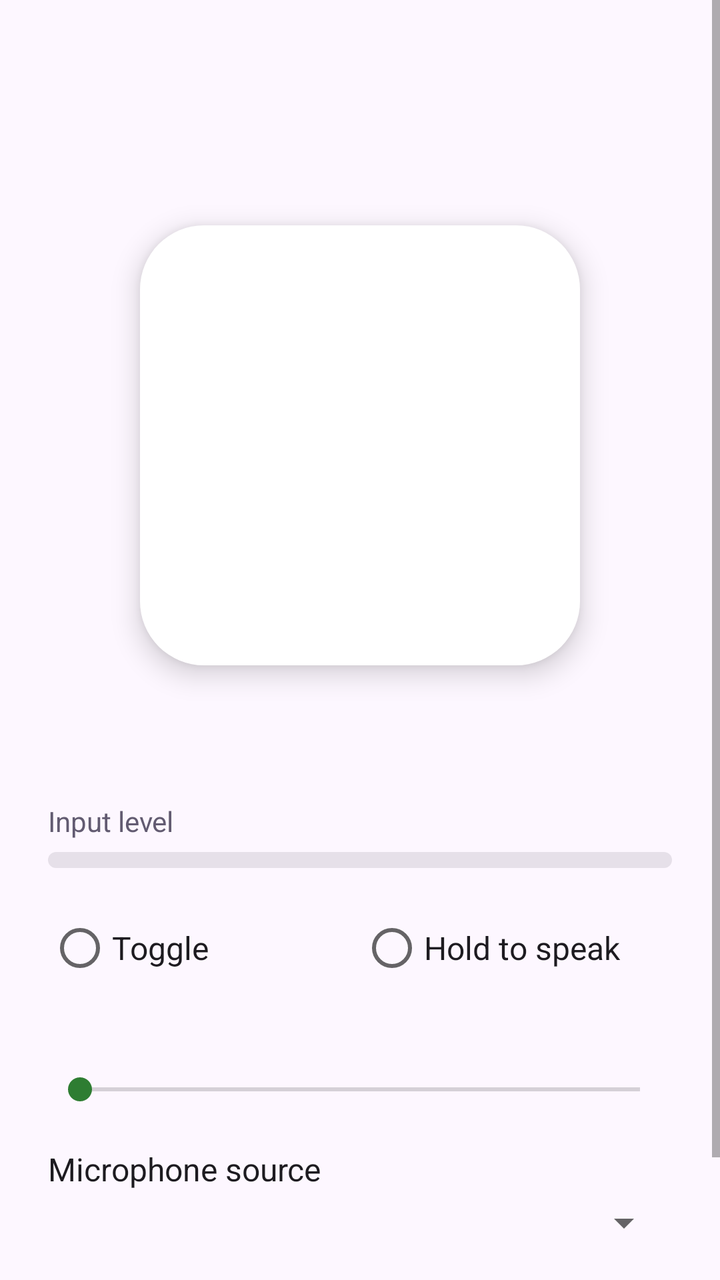
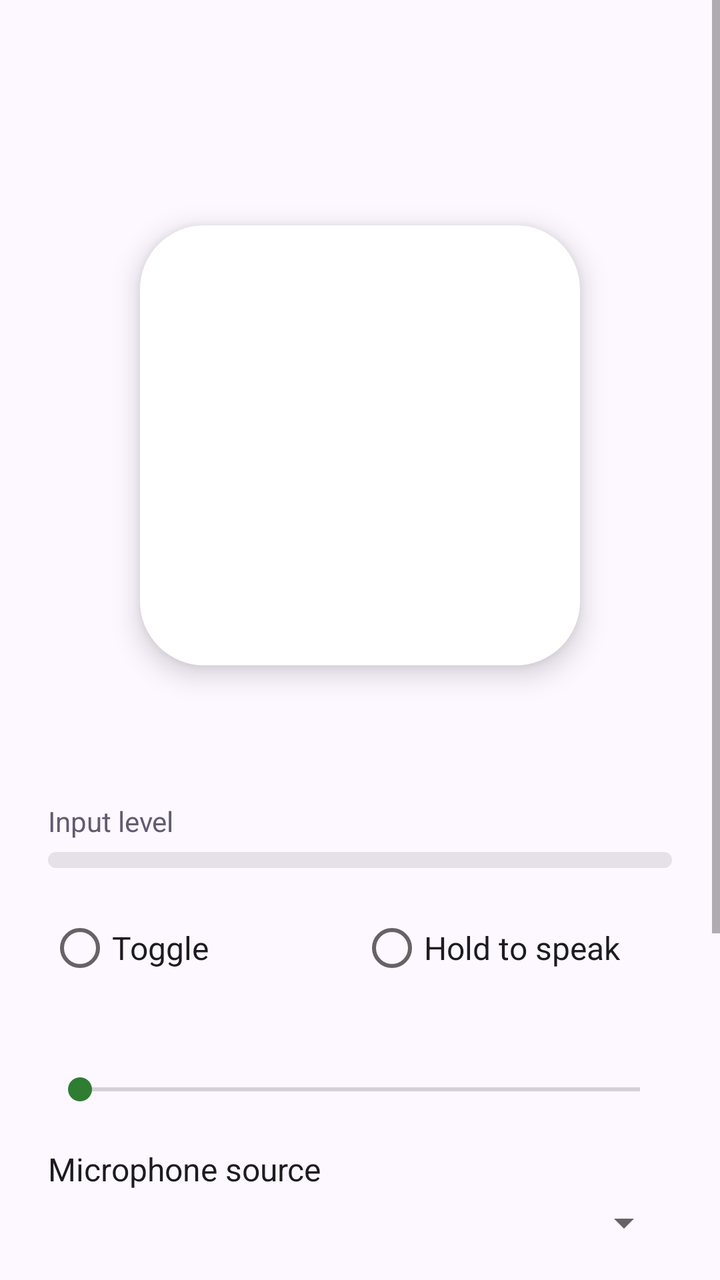

Compare the two renders of this Android layout. The source of the first and the diff that turns it into the second are given below.
<!-- AndroidManifest.xml: application theme AppTheme -->
<!-- res/layout/activity_main.xml -->
<?xml version="1.0" encoding="utf-8"?>
<ScrollView xmlns:android="http://schemas.android.com/apk/res/android"
  android:layout_width="match_parent"
  android:layout_height="match_parent"
  android:fillViewport="true">

  <LinearLayout
    android:id="@+id/root"
    android:layout_width="match_parent"
    android:layout_height="wrap_content"
    android:gravity="center_horizontal"
    android:orientation="vertical"
    android:paddingLeft="24dp"
    android:paddingTop="32dp"
    android:paddingRight="24dp"
    android:paddingBottom="24dp">

    <TextView
      android:id="@+id/outputLabel"
      android:layout_width="match_parent"
      android:layout_height="wrap_content"
      android:gravity="center"
      android:textColor="@color/text_primary"
      android:textSize="20sp"
      android:textStyle="bold" />

    <TextView
      android:id="@+id/warningLabel"
      android:layout_width="match_parent"
      android:layout_height="wrap_content"
      android:layout_marginTop="4dp"
      android:gravity="center"
      android:text="@string/feedback_warning"
      android:textColor="@color/warning"
      android:textSize="14sp"
      android:visibility="gone" />

    <TextView
      android:id="@+id/statusLabel"
      android:layout_width="match_parent"
      android:layout_height="wrap_content"
      android:layout_marginTop="8dp"
      android:gravity="center"
      android:textColor="@color/text_secondary"
      android:textSize="16sp" />

    <Space
      android:layout_width="match_parent"
      android:layout_height="0dp"
      android:layout_weight="1"
      android:minHeight="24dp" />

    <FrameLayout
      android:id="@+id/micButton"
      android:layout_width="220dp"
      android:layout_height="220dp"
      android:background="@drawable/mic_button"
      android:clickable="true"
      android:elevation="8dp"
      android:focusable="true">

      <ImageView
        android:id="@+id/micIcon"
        android:layout_width="96dp"
        android:layout_height="96dp"
        android:layout_gravity="center"
        android:importantForAccessibility="no"
        android:src="@drawable/ic_mic" />
    </FrameLayout>

    <TextView
      android:id="@+id/hintLabel"
      android:layout_width="wrap_content"
      android:layout_height="wrap_content"
      android:layout_marginTop="20dp"
      android:textColor="@color/text_secondary"
      android:textSize="18sp" />

    <TextView
      android:layout_width="match_parent"
      android:layout_height="wrap_content"
      android:layout_marginTop="24dp"
      android:text="@string/level"
      android:textColor="@color/text_secondary"
      android:textSize="14sp" />

    <ProgressBar
      android:id="@+id/levelBar"
      style="@android:style/Widget.ProgressBar.Horizontal"
      android:layout_width="match_parent"
      android:layout_height="8dp"
      android:layout_marginTop="6dp"
      android:max="100"
      android:progressDrawable="@drawable/level_bar" />

    <Space
      android:layout_width="match_parent"
      android:layout_height="0dp"
      android:layout_weight="1"
      android:minHeight="24dp" />

    <RadioGroup
      android:id="@+id/modeGroup"
      android:layout_width="match_parent"
      android:layout_height="wrap_content"
      android:orientation="horizontal">

      <RadioButton
        android:id="@+id/modeToggle"
        android:layout_width="0dp"
        android:layout_height="wrap_content"
        android:layout_weight="1"
        android:text="@string/mode_toggle"
        android:textColor="@color/text_primary"
        android:textSize="16sp" />

      <RadioButton
        android:id="@+id/modeHold"
        android:layout_width="0dp"
        android:layout_height="wrap_content"
        android:layout_weight="1"
        android:text="@string/mode_hold"
        android:textColor="@color/text_primary"
        android:textSize="16sp" />
    </RadioGroup>

    <TextView
      android:id="@+id/gainLabel"
      android:layout_width="match_parent"
      android:layout_height="wrap_content"
      android:layout_marginTop="20dp"
      android:textColor="@color/text_primary"
      android:textSize="16sp" />

    <SeekBar
      android:id="@+id/gainBar"
      android:layout_width="match_parent"
      android:layout_height="wrap_content"
      android:layout_marginTop="4dp"
      android:max="200" />

    <TextView
      android:layout_width="match_parent"
      android:layout_height="wrap_content"
      android:layout_marginTop="20dp"
      android:text="@string/source"
      android:textColor="@color/text_primary"
      android:textSize="16sp" />

    <Spinner
      android:id="@+id/sourceSpinner"
      android:layout_width="match_parent"
      android:layout_height="wrap_content"
      android:layout_marginTop="4dp" />

    <Switch
      android:id="@+id/guardSwitch"
      android:layout_width="match_parent"
      android:layout_height="wrap_content"
      android:layout_marginTop="20dp"
      android:text="@string/guard_speaker"
      android:textColor="@color/text_primary"
      android:textSize="16sp" />

    <Button
      android:id="@+id/stopButton"
      style="@android:style/Widget.Material.Button.Borderless.Colored"
      android:layout_width="wrap_content"
      android:layout_height="wrap_content"
      android:layout_marginTop="16dp"
      android:text="@string/stop_service"
      android:visibility="gone" />
  </LinearLayout>
</ScrollView>
<!-- resources referenced by this layout -->
<resources>
  <color name="text_primary">#FF1D1B20</color>
  <color name="text_secondary">#FF625B71</color>
  <color name="warning">#FFB3261E</color>
  <!-- drawable ic_mic (drawable) -->
  <?xml version="1.0" encoding="utf-8"?>
  <vector xmlns:android="http://schemas.android.com/apk/res/android"
    android:width="24dp"
    android:height="24dp"
    android:viewportWidth="24"
    android:viewportHeight="24">
    <path
      android:fillColor="#FFFFFFFF"
      android:pathData="M12,14c1.66,0 3,-1.34 3,-3V5c0,-1.66 -1.34,-3 -3,-3S9,3.34 9,5v6c0,1.66 1.34,3 3,3zM17.3,11c0,3 -2.54,5.1 -5.3,5.1S6.7,14 6.7,11H5c0,3.41 2.72,6.23 6,6.72V21h2v-3.28c3.28,-0.48 6,-3.3 6,-6.72h-1.7z" />
  </vector>
  <!-- drawable level_bar (drawable) -->
  <?xml version="1.0" encoding="utf-8"?>
  <layer-list xmlns:android="http://schemas.android.com/apk/res/android">
    <item android:id="@android:id/background">
      <shape>
        <corners android:radius="4dp" />
        <solid android:color="@color/level_track" />
      </shape>
    </item>
    <item android:id="@android:id/progress">
      <clip>
        <shape>
          <corners android:radius="4dp" />
          <solid android:color="@color/level_fill" />
        </shape>
      </clip>
    </item>
  </layer-list>
  <!-- drawable mic_button (drawable) -->
  <?xml version="1.0" encoding="utf-8"?>
  <shape xmlns:android="http://schemas.android.com/apk/res/android" android:shape="rectangle">
    <corners android:radius="32dp" />
    <solid android:color="#FFFFFFFF" />
  </shape>
  <string name="feedback_warning">The mic will hear the phone speaker and squeal</string>
  <string name="guard_speaker">Block when playing through the phone speaker</string>
  <string name="level">Input level</string>
  <string name="mode_hold">Hold to speak</string>
  <string name="mode_toggle">Toggle</string>
  <string name="source">Microphone source</string>
  <string name="stop_service">Stop</string>
  <style name="AppTheme" parent="@android:style/Theme.Material.Light.NoActionBar">
      <item name="android:windowBackground">@color/background</item>
      <item name="android:statusBarColor">@color/background</item>
      <item name="android:navigationBarColor">@color/background</item>
      <item name="android:windowLightStatusBar">true</item>
      <item name="android:colorAccent">@color/mic_active</item>
    </style>
  <color name="level_track">#FFE6E0E9</color>
  <color name="level_fill">#FF2E7D32</color>
  <color name="background">#FFFDF7FF</color>
  <color name="mic_active">#FF2E7D32</color>
</resources>

<!-- the commit's change to res/layout/activity_main.xml (unified diff, before → after) -->
@@ -162,6 +162,42 @@
       android:textColor="@color/text_primary"
       android:textSize="16sp" />
 
+    <Switch
+      android:id="@+id/highPassSwitch"
+      android:layout_width="match_parent"
+      android:layout_height="wrap_content"
+      android:layout_marginTop="12dp"
+      android:text="@string/high_pass"
+      android:textColor="@color/text_primary"
+      android:textSize="16sp" />
+
+    <Switch
+      android:id="@+id/limiterSwitch"
+      android:layout_width="match_parent"
+      android:layout_height="wrap_content"
+      android:layout_marginTop="12dp"
+      android:text="@string/limiter"
+      android:textColor="@color/text_primary"
+      android:textSize="16sp" />
+
+    <Switch
+      android:id="@+id/micDirSwitch"
+      android:layout_width="match_parent"
+      android:layout_height="wrap_content"
+      android:layout_marginTop="12dp"
+      android:text="@string/mic_direction"
+      android:textColor="@color/text_primary"
+      android:textSize="16sp" />
+
+    <Switch
+      android:id="@+id/systemNsSwitch"
+      android:layout_width="match_parent"
+      android:layout_height="wrap_content"
+      android:layout_marginTop="12dp"
+      android:text="@string/system_ns"
+      android:textColor="@color/text_primary"
+      android:textSize="16sp" />
+
     <Button
       android:id="@+id/stopButton"
       style="@android:style/Widget.Material.Button.Borderless.Colored"
<!-- resource entries referenced after the edit -->
@@ -40,11 +40,15 @@
   </shape>
   <string name="feedback_warning">The mic will hear the phone speaker and squeal</string>
   <string name="guard_speaker">Block when playing through the phone speaker</string>
+  <string name="high_pass">Cut low rumble (below 120 Hz)</string>
   <string name="level">Input level</string>
+  <string name="limiter">Limiter (protects the speaker)</string>
+  <string name="mic_direction">Directional mic, facing you (if the phone supports it)</string>
   <string name="mode_hold">Hold to speak</string>
   <string name="mode_toggle">Toggle</string>
   <string name="source">Microphone source</string>
   <string name="stop_service">Stop</string>
+  <string name="system_ns">Phone noise suppression</string>
   <style name="AppTheme" parent="@android:style/Theme.Material.Light.NoActionBar">
       <item name="android:windowBackground">@color/background</item>
       <item name="android:statusBarColor">@color/background</item>
